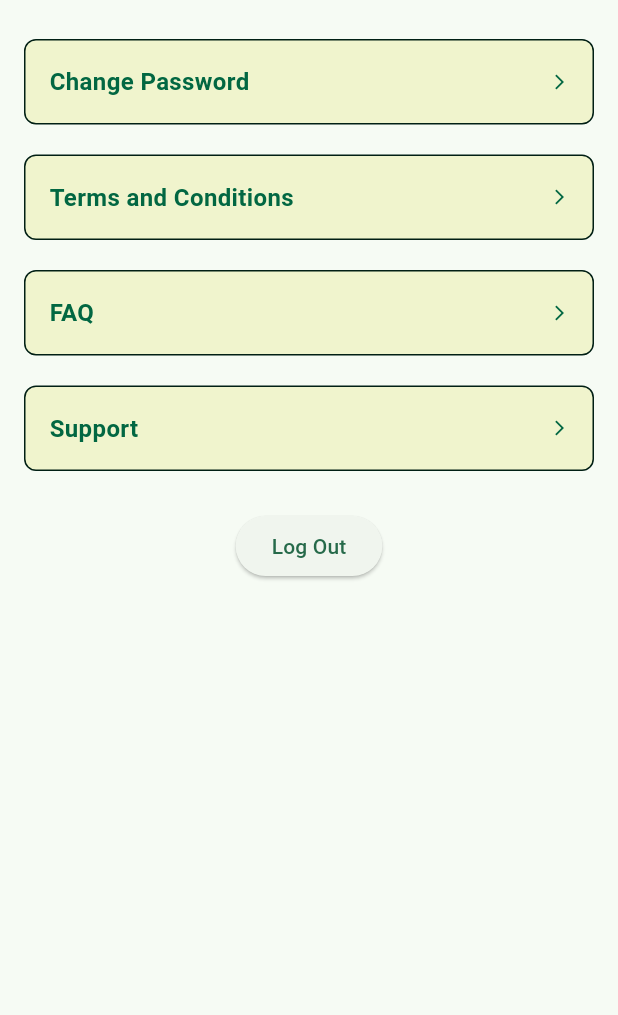
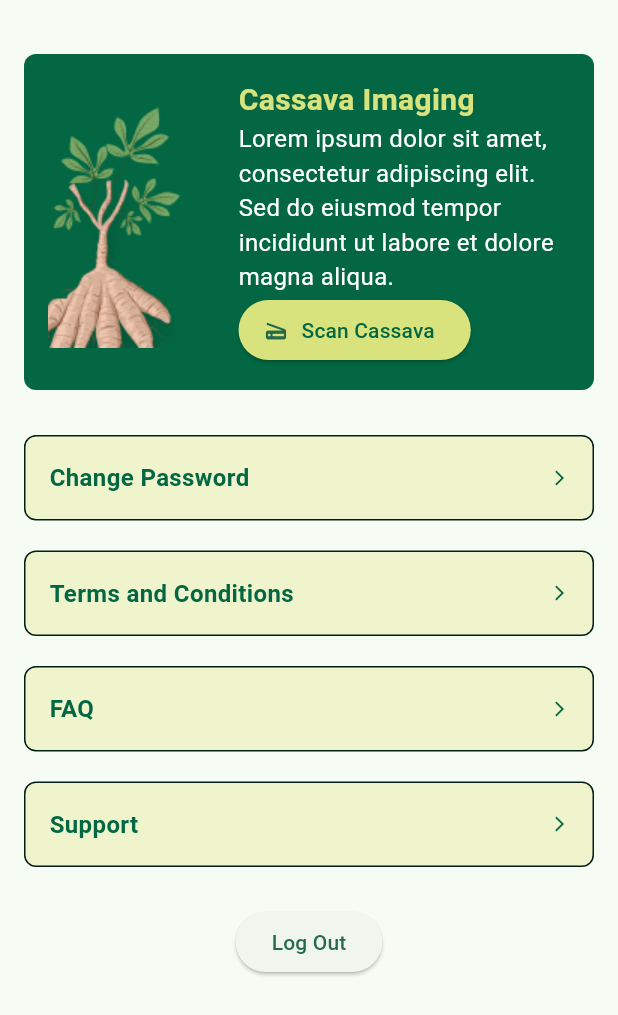
Before and after one commit to MASL-FUTA/Cassava.AI-frontend, a Flutter app: the MoreScreen screen opened directly, on a phone screen of 412 x 824 dp. Shown: the top 1015 px of the screen. Run offline on Flutter 3.47's test engine with Material 3 defaults, Android fonts, the phone set to English and light mode, and no system bars; our stand-ins replace bloc, camera, carousel_slider, dio, equatable, flutter_bloc and 4 more; accounts and stored records are empty.

Commit message:
more ui fixes with the more bottom nav and descendants screen

```diff
--- a/lib/pages/farm_pages/more_screen_page.dart
+++ b/lib/pages/farm_pages/more_screen_page.dart
@@ -14,23 +14,39 @@ class MoreScreen extends StatelessWidget {
         padding: const EdgeInsets.all(16.0),
         child: Column(
           children: [
-             MoreItem(text: 'Change Password', onTap: (){
-              Navigator.push(
-                context, MaterialPageRoute(builder: (context) => ChangePasswordPage()),
-              );
-             },),
-            MoreItem(text: 'Terms and Conditions', onTap: (){
+            const CassavaScannerContainer(),
+            MoreItem(
+              text: 'Change Password',
+              onTap: () {
                 Navigator.push(
                   context,
-      MaterialPageRoute(builder: (context) => TermsAndConditionsPage()),
+                  MaterialPageRoute(builder: (context) => ChangePasswordPage()),
                 );
-            },),
-            MoreItem(text: 'FAQ', onTap: (){
+              },
+            ),
+            MoreItem(
+              text: 'Terms and Conditions',
+              onTap: () {
                 Navigator.push(
                   context,
-      MaterialPageRoute(builder: (context) => FaqPage()),);
-            },),
-            MoreItem(text: 'Support', onTap: (){},),
+                  MaterialPageRoute(
+                      builder: (context) => TermsAndConditionsPage()),
+                );
+              },
+            ),
+            MoreItem(
+              text: 'FAQ',
+              onTap: () {
+                Navigator.push(
+                  context,
+                  MaterialPageRoute(builder: (context) => FaqPage()),
+                );
+              },
+            ),
+            MoreItem(
+              text: 'Support',
+              onTap: () {},
+            ),
             const SizedBox(height: 16),
             ElevatedButton(
               onPressed: () {
@@ -77,7 +93,6 @@ class MoreItem extends StatelessWidget {
                     color: Color(0xFF026742),
                   ),
                 ),
-
               ],
             ),
             const Icon(
@@ -91,3 +106,69 @@ class MoreItem extends StatelessWidget {
     );
   }
 }
+
+class CassavaScannerContainer extends StatelessWidget {
+  const CassavaScannerContainer({super.key});
+
+  @override
+  Widget build(BuildContext context) {
+    return Container(
+      margin: EdgeInsets.symmetric(vertical: 20),
+      padding: EdgeInsets.all(16.0),
+      decoration: BoxDecoration(
+          color: Color(0xFF026742),
+          borderRadius: BorderRadius.all(Radius.circular(8))),
+      child: Row(
+        children: [
+          // Container with tree image
+          Container(
+            margin: EdgeInsets.only(right: 16.0),
+            child: Image.asset(
+              'assets/images/tree.png', // Replace with your tree image asset path
+              // width: 100.0,
+              // height: 100.0,
+              fit: BoxFit.cover,
+            ),
+          ),
+          // Column with title, description, and button
+          Expanded(
+            child: Column(
+              crossAxisAlignment: CrossAxisAlignment.start,
+              children: [
+                // Title
+                Text(
+                  'Cassava Imaging',
+                  style: TextStyle(
+                      fontSize: 20.0,
+                      fontWeight: FontWeight.bold,
+                      color: Color(0xffD8E37E)),
+                ),
+                // Description
+                Text(
+                  'Lorem ipsum dolor sit amet, consectetur adipiscing elit. '
+                  'Sed do eiusmod tempor incididunt ut labore et dolore magna aliqua.',
+                  style: TextStyle(fontSize: 16.0, color: Colors.white),
+                ),
+                // Button with icon
+                ElevatedButton.icon(
+                  style: ButtonStyle(
+                      backgroundColor:
+                          MaterialStatePropertyAll(Color(0xffD8E37E))),
+                  onPressed: () {
+                    // Add functionality for the button click
+                    print('Scan Cassava button clicked!');
+                  },
+                  icon: Icon(Icons.scanner),
+                  label: Text(
+                    'Scan Cassava',
+                    style: TextStyle(color: Color(0xff026742)),
+                  ),
+                ),
+              ],
+            ),
+          ),
+        ],
+      ),
+    );
+  }
+}
--- a/pubspec.yaml
+++ b/pubspec.yaml
@@ -46,6 +46,7 @@ dependencies:
   equatable: ^2.0.5
   dio: 4.0.0
   shared_preferences: ^2.1.2
+  camera: ^0.10.5+9
 
 dev_dependencies:
   flutter_test:
```
Also changed, not shown: lib/pages/farm_pages/soil_properties_page.dart (+56 -38 lines), lib/pages/scan_cassava_page.dart (added, +110 -0 lines), assets/images/tree.png (added), pubspec.lock, 1 other file. Lines whose indentation alone changed are shown as unchanged.
